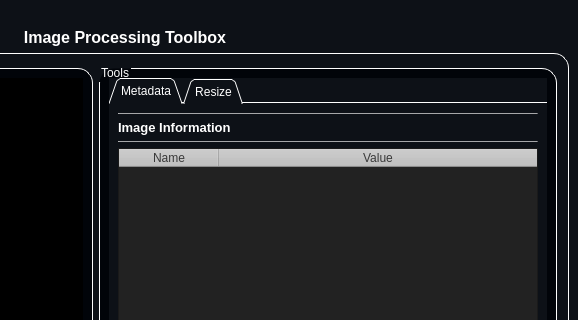
Qt form resources/MainWindow.ui (mo-gaafar/image-processing-toolbox) before a commit; both pictures show x 328 to 906 and y 0 to 320 of the 906 by 534 pixel window.
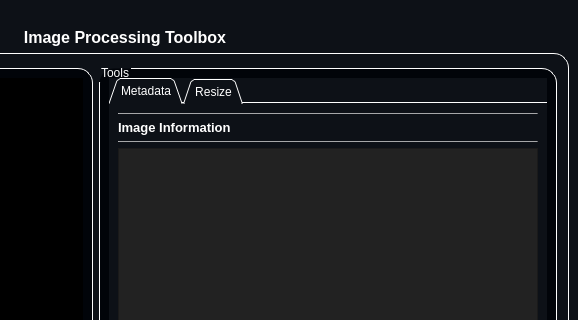
The same form after that commit. The open tabs and pages were chosen to show the change. Icons and pictures are not drawn.

Diff of the .ui file:
```diff
--- a/resources/MainWindow.ui
+++ b/resources/MainWindow.ui
@@ -276,7 +276,7 @@
                    <bool>true</bool>
                   </property>
                   <attribute name="horizontalHeaderVisible">
-                   <bool>true</bool>
+                   <bool>false</bool>
                   </attribute>
                   <attribute name="horizontalHeaderCascadingSectionResizes">
                    <bool>true</bool>
```
Left out of the diff: 2 changed lines with no effect on the pictures.
